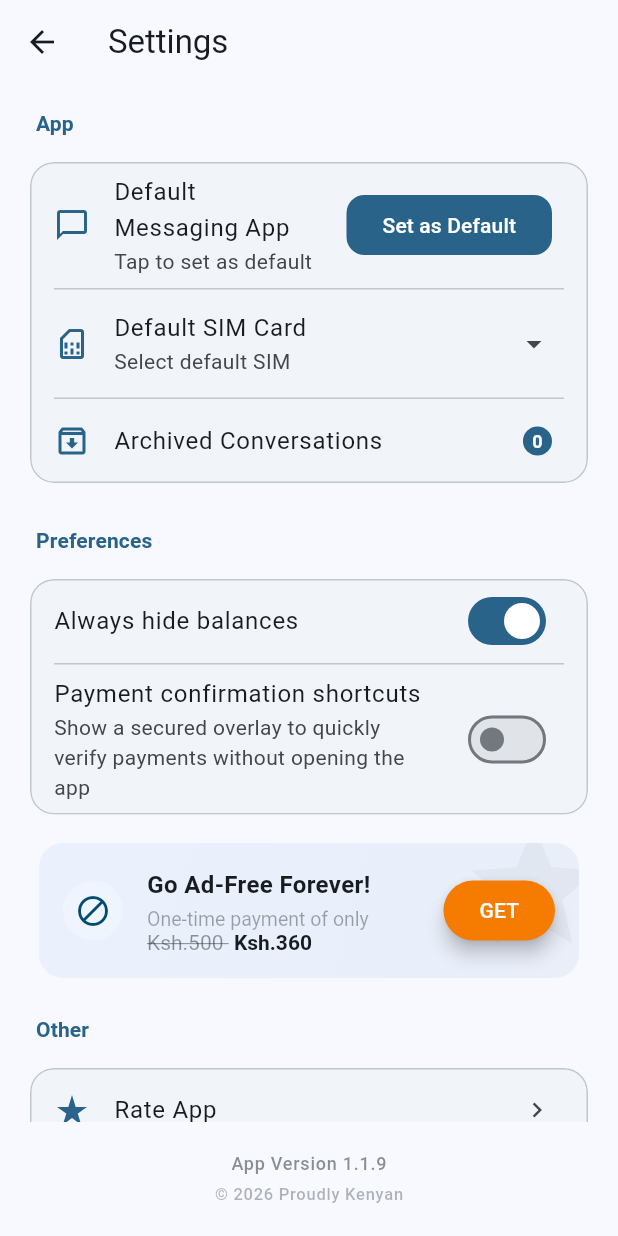
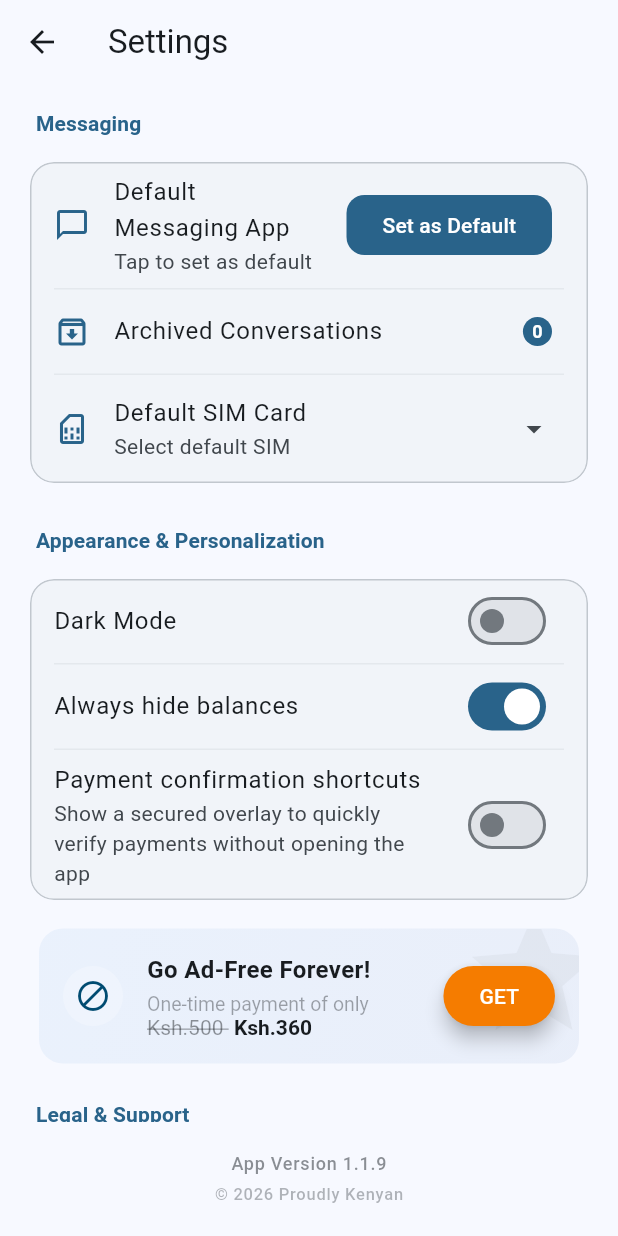
Before and after one commit to Brightmuk/messaging, a Flutter app: the SettingsScreen screen opened directly, on a phone screen of 412 x 824 dp. Run offline on Flutter 3.47's test engine with Material 3 defaults, Android fonts, the phone set to English and light mode, and no system bars; our stand-ins replace audioplayers, bloc, equatable, event_bus, firebase_core, firebase_messaging and 15 more; missing offline and left inert: android_intent_plus, another_telephony, flutter_overlay_window, sim_card_info; accounts and stored records are empty.

Commit message:
Personalisation and ui refines

```diff
--- a/lib/core/theme/app_theme.dart
+++ b/lib/core/theme/app_theme.dart
@@ -5,6 +5,7 @@ class AppTheme {
       useMaterial3: true,
       colorScheme: ColorScheme.fromSeed(
         seedColor: const Color.fromRGBO(0, 100, 148, 1),
+        secondary: const Color.fromARGB(255, 62, 39, 176),
         brightness: Brightness.light,
       ),
       appBarTheme: const AppBarTheme(
@@ -50,6 +51,7 @@ class AppTheme {
       useMaterial3: true,
       colorScheme: ColorScheme.fromSeed(
         seedColor: const Color.fromRGBO(0, 100, 148, 1),
+        secondary: const Color.fromARGB(255, 170, 142, 231),
         brightness: Brightness.dark,
       ),
       appBarTheme: const AppBarTheme(
--- /dev/null
+++ b/lib/cubit/user_preference_cubit.dart
@@ -0,0 +1,25 @@
+import 'package:bloc/bloc.dart';
+import 'package:equatable/equatable.dart';
+import 'package:flutter/material.dart';
+import 'package:messaging/core/user_defaults.dart';
+
+part 'user_preference_state.dart';
+
+
+
+class UserPreferenceCubit extends Cubit<UserPreferenceState> {
+  UserPreferenceCubit() : super(UserPreferenceState.initial()) {
+    _loadPreferences();
+  }
+
+  Future<void> _loadPreferences() async {
+    final themeIndex = await UserDefaults.getThemeMode();
+    final savedMode = ThemeMode.values[themeIndex];
+    emit(UserPreferenceState(themeMode: savedMode));
+  }
+
+  Future<void> updateThemeMode(ThemeMode mode) async {
+    await UserDefaults.setThemeMode(mode.index);
+    emit(UserPreferenceState(themeMode: mode));
+  }
+}
--- /dev/null
+++ b/lib/cubit/user_preference_state.dart
@@ -0,0 +1,13 @@
+part of 'user_preference_cubit.dart';
+
+class UserPreferenceState  extends Equatable {
+  final ThemeMode themeMode;
+
+  const UserPreferenceState({required this.themeMode});
+
+  factory UserPreferenceState.initial() =>
+      const UserPreferenceState(themeMode: ThemeMode.system);
+
+        @override
+        List<Object?> get props => [themeMode];
+}
--- a/lib/screens/settings_screen.dart
+++ b/lib/screens/settings_screen.dart
@@ -1,9 +1,11 @@
 import 'dart:async';
 import 'package:flutter/material.dart';
+import 'package:flutter_bloc/flutter_bloc.dart';
 import 'package:flutter_overlay_window/flutter_overlay_window.dart';
 import 'package:messaging/core/events.dart';
 import 'package:messaging/core/user_defaults.dart';
 import 'package:messaging/core/utils/functions.dart';
+import 'package:messaging/cubit/user_preference_cubit.dart';
 import 'package:messaging/models/sim_card_state.dart';
 import 'package:messaging/screens/archived_chats_screen.dart';
 import 'package:messaging/screens/widgets/ad_free_tile.dart';
@@ -43,9 +45,10 @@ class _SettingsScreenState extends State<SettingsScreen>
       _verifyPermissionStatus();
     }
   }
+
   bool _isWaitingForOverlayPermission = false;
   Future<void> _verifyPermissionStatus() async {
-    if(!_isWaitingForOverlayPermission) return ;
+    if (!_isWaitingForOverlayPermission) return;
     bool isGranted = await FlutterOverlayWindow.isPermissionGranted();
     if (isGranted) {
       await UserDefaults.setShowOverlay(true);
@@ -75,7 +78,7 @@ class _SettingsScreenState extends State<SettingsScreen>
                 padding:
                     const EdgeInsets.all(16.0), // Outer padding for the cards
                 children: [
-                  _buildSectionHeader("App"),
+                  _buildSectionHeader("Messaging"),
                   Card(
                     elevation: 0,
                     shape: RoundedRectangleBorder(
@@ -91,13 +94,15 @@ class _SettingsScreenState extends State<SettingsScreen>
                     child: Column(
                       children: [
                         ListTile(
-                          leading:  Icon(Icons.messenger_outline, color: theme.colorScheme.primary),
+                          leading: Icon(Icons.messenger_outline,
+                              color: theme.colorScheme.primary),
                           title: const Text("Default Messaging App"),
                           subtitle: Text(_isDefaultSmsApp
                               ? "This is the default messaging app"
                               : "Tap to set as default"),
                           trailing: _isDefaultSmsApp
-                              ? const Icon(Icons.check_circle_outline, color: Colors.green)
+                              ? const Icon(Icons.check_circle_outline,
+                                  color: Colors.green)
                               : FilledButton(
                                   onPressed: () async {
                                     await SmsService.requestDefaultSmsRole();
@@ -110,40 +115,15 @@ class _SettingsScreenState extends State<SettingsScreen>
                                   },
                                   child: const Text('Set as Default')),
                         ),
-                        const Divider(height: 1, indent: 16, endIndent: 16),
-                        FutureBuilder<AppSimCardState>(
-                          future: SmsService().getSimState(),
-                          builder: (context, sn) {
-                            // 1. Extract data safely.
-                            // If it's still loading or has an error, simCardState will be null.
-                            final simCardState = sn.data;
-
-                            // 2. Perform safe lookup using ?. and firstOrNull
-                            final currentSim = simCardState?.allCards.where((sim) {
-                              final slot = int.tryParse(sim.slotIndex);
-                              return slot != null && slot == simCardState.defaultCard;
-                            }).firstOrNull;
-
-                            // 3. Build UI - No loaders, just logic
-                            final bool hasValidSim = currentSim != null;
-                            final int displaySlot = (int.tryParse(currentSim?.slotIndex ?? "") ?? 0) + 1;
-
-                            return ListTile(
-                              title: const Text("Default SIM Card"),
-                              subtitle: Text(
-                                hasValidSim
-                                  ? "SIM $displaySlot (${currentSim.displayName})"
-                                  : "Select default SIM"
+                        Divider(
+                          height: 1,
+                          indent: 16,
+                          endIndent: 16,
+                          color: theme.colorScheme.outlineVariant.withAlpha(70),
                         ),
-                              leading:  Icon(Icons.sim_card_outlined, color: theme.colorScheme.primary),
-                              trailing: const Icon(Icons.arrow_drop_down),
-                              onTap: _showSimPicker,
-                            );
-                          },
-                        ),
-                        const Divider(height: 1, indent: 16, endIndent: 16),
                         ListTile(
-                            leading:  Icon(Icons.archive_outlined, color: theme.colorScheme.primary),
+                          leading: Icon(Icons.archive_outlined,
+                              color: theme.colorScheme.primary),
                           title: const Text("Archived Conversations"),
                           trailing: FutureBuilder<int>(
                             future: SmsService().getArchivedCount(),
@@ -157,7 +137,7 @@ class _SettingsScreenState extends State<SettingsScreen>
                                 ),
                                 child: Text(
                                   "$count",
-                                    style:  TextStyle(
+                                  style: TextStyle(
                                     color: theme.colorScheme.onPrimary,
                                     fontWeight: FontWeight.bold,
                                     fontSize: 12,
@@ -166,22 +146,67 @@ class _SettingsScreenState extends State<SettingsScreen>
                               );
                             },
                           ),
-                            onTap: () async{
+                          onTap: () async {
                             final result = await Navigator.push(
                               context,
-                                MaterialPageRoute(builder: (context) => const ArchivedChatsScreen()),
+                              MaterialPageRoute(
+                                  builder: (context) =>
+                                      const ArchivedChatsScreen()),
                             );
-                              if(result!=null){
+                            if (result != null) {
                               setState(() {});
                             }
                           },
                         ),
+
+
+                        Divider(
+                          height: 1,
+                          indent: 16,
+                          endIndent: 16,
+                          color: theme.colorScheme.outlineVariant.withAlpha(70),
+                        ),
+                        FutureBuilder<AppSimCardState>(
+                          future: SmsService().getSimState(),
+                          builder: (context, sn) {
+                            // 1. Extract data safely.
+                            // If it's still loading or has an error, simCardState will be null.
+                            final simCardState = sn.data;
+
+                            // 2. Perform safe lookup using ?. and firstOrNull
+                            final currentSim =
+                                simCardState?.allCards.where((sim) {
+                              final slot = int.tryParse(sim.slotIndex);
+                              return slot != null &&
+                                  slot == simCardState.defaultCard;
+                            }).firstOrNull;
+
+                            // 3. Build UI - No loaders, just logic
+                            final bool hasValidSim = currentSim != null;
+                            final int displaySlot =
+                                (int.tryParse(currentSim?.slotIndex ?? "") ??
+                                        0) +
+                                    1;
+
+                            return ListTile(
+                              title: const Text("Default SIM Card"),
+                              subtitle: Text(hasValidSim
+                                  ? "SIM $displaySlot (${currentSim.displayName})"
+                                  : "Select default SIM"),
+                              leading: Icon(Icons.sim_card_outlined,
+                                  color: theme.colorScheme.primary),
+                              trailing: const Icon(Icons.arrow_drop_down),
+                              onTap: _showSimPicker,
+                            );
+                          },
+                        ),
+
                       ],
                     ),
                   ),
                   const SizedBox(height: 24), // Space between cards
 
-                  _buildSectionHeader("Preferences"),
+                  _buildSectionHeader("Appearance & Personalization"),
                   Card(
                     elevation: 0,
                     shape: RoundedRectangleBorder(
@@ -193,39 +218,62 @@ class _SettingsScreenState extends State<SettingsScreen>
                     clipBehavior: Clip.antiAlias,
                     child: Column(
                       children: [
+                        ListTile(
+                          title: const Text("Dark Mode"),
+                          trailing: Switch(
+                            value:
+                                Theme.of(context).brightness == Brightness.dark,
+                            onChanged: (isDark) {
+                              context
+                                  .read<UserPreferenceCubit>()
+                                  .updateThemeMode(isDark
+                                      ? ThemeMode.dark
+                                      : ThemeMode.light);
+                            },
+                          ),
+                        ),
+                        Divider(
+                          height: 1,
+                          indent: 16,
+                          endIndent: 16,
+                          color: theme.colorScheme.outlineVariant.withAlpha(70),
+                        ),
                         FutureBuilder(
                             future: UserDefaults.getHideStatus(),
                             builder: (context, asyncSnapshot) {
                               return SwitchListTile(
-
                                   title: const Text("Always hide balances"),
                                   value: asyncSnapshot.data ?? false,
                                   onChanged: (value) async {
                                     await UserDefaults.setHideStatus(value);
                                     setState(() {});
-                              }
-                              );
-                          }
+                                  });
+                            }),
+                            Divider(
+                          height: 1,
+                          indent: 16,
+                          endIndent: 16,
+                          color: theme.colorScheme.outlineVariant.withAlpha(70),
                         ),
-                        const Divider(height: 1, indent: 16, endIndent: 16),
                         FutureBuilder<bool>(
                             future: NotificationService.canShowOverlay(),
                             builder: (context, asyncSnapshot) {
                               return SwitchListTile(
-
-                              title: const Text("Payment confirmation shortcuts"),
-                              subtitle: const Text('Show a secured overlay to quickly verify payments without opening the app'),
+                                  title: const Text(
+                                      "Payment confirmation shortcuts"),
+                                  subtitle: const Text(
+                                      'Show a secured overlay to quickly verify payments without opening the app'),
                                   value: asyncSnapshot.data ?? false,
                                   onChanged: (value) async {
-                                if(!await FlutterOverlayWindow.isPermissionGranted()){
+                                    if (!await FlutterOverlayWindow
+                                        .isPermissionGranted()) {
                                       _isWaitingForOverlayPermission = true;
                                     }
-                                  await NotificationService.setShowOverlay(value);
+                                    await NotificationService.setShowOverlay(
+                                        value);
                                     setState(() {});
-                                }
-                              );
-                          }
-                        ),
+                                  });
+                            }),
 
                       ],
                     ),
@@ -234,10 +282,9 @@ class _SettingsScreenState extends State<SettingsScreen>
                   const AdFreeTile(),
                   const NoAdsStatusTile(),
 
-
                   const SizedBox(height: 24), // Space between cards
 
-                  _buildSectionHeader("Other"),
+                  _buildSectionHeader("Legal & Support"),
                   Card(
                     elevation: 0,
                     shape: RoundedRectangleBorder(
@@ -258,16 +305,15 @@ class _SettingsScreenState extends State<SettingsScreen>
                         _buildLinkTile(
                           Icons.privacy_tip_outlined,
                           "Privacy Policy",
-                          () => _launchUrl('https://brimukon.com/m-ficha/privacy'),
+                          () => _launchUrl(
+                              'https://brimukon.com/m-ficha/privacy'),
                         ),
-
                         const Divider(height: 1, indent: 16, endIndent: 16),
                         _buildLinkTile(
                           Icons.help_outline,
                           "Help & Feedback",
                           () => _launchUrl('https://brimukon.com/support'),
                         ),
-
                       ],
                     ),
                   ),
@@ -299,7 +345,6 @@ class _SettingsScreenState extends State<SettingsScreen>
     }
   }
 
-
   Widget _buildSectionHeader(String title) {
     return Padding(
       padding: const EdgeInsets.fromLTRB(
@@ -317,12 +362,13 @@ class _SettingsScreenState extends State<SettingsScreen>
   Widget _buildLinkTile(IconData icon, String title, VoidCallback onTap) {
     final theme = Theme.of(context);
     return ListTile(
-      leading: Icon(icon,  color: theme.colorScheme.primary),
+      leading: Icon(icon, color: theme.colorScheme.primary),
       title: Text(title),
       trailing: const Icon(Icons.chevron_right, size: 20),
       onTap: onTap,
     );
   }
+
   int _tapCount = 0;
   Widget _buildFooter() {
     final theme = Theme.of(context);
@@ -344,12 +390,13 @@ class _SettingsScreenState extends State<SettingsScreen>
                 eventBus.fire(DemoMode(isActive: !currentMode));
                 ScaffoldMessenger.of(context).showSnackBar(
                   SnackBar(
-                  content: Text(!currentMode ? "Demo Mode Activated" : "Demo Mode Deactivated"),
+                    content: Text(!currentMode
+                        ? "Demo Mode Activated"
+                        : "Demo Mode Deactivated"),
                     backgroundColor: theme.colorScheme.primary,
                   ),
                 );
               }
-
             },
             child: Center(
               child: Column(
@@ -357,7 +404,8 @@ class _SettingsScreenState extends State<SettingsScreen>
                   Text(
                     'App Version ${info.version}',
                     style: theme.textTheme.labelMedium?.copyWith(
-                      color: theme.colorScheme.onSurfaceVariant.withOpacity(0.6),
+                      color:
+                          theme.colorScheme.onSurfaceVariant.withOpacity(0.6),
                       letterSpacing: 0.5,
                     ),
                   ),
@@ -365,7 +413,8 @@ class _SettingsScreenState extends State<SettingsScreen>
                   Text(
                     '© ${DateTime.now().year} Proudly Kenyan',
                     style: theme.textTheme.labelSmall?.copyWith(
-                      color: theme.colorScheme.onSurfaceVariant.withOpacity(0.4),
+                      color:
+                          theme.colorScheme.onSurfaceVariant.withOpacity(0.4),
                     ),
                   ),
                 ],
@@ -377,7 +426,7 @@ class _SettingsScreenState extends State<SettingsScreen>
     );
   }
 
-  void _showSimPicker() async{
+  void _showSimPicker() async {
     final isDefault = await SmsService.isDefaultSmsApp();
     if (!isDefault) {
       SmsService.requestDefaultSmsRole();
```
Also changed, not shown: lib/core/theme/gradient_button.dart (added, +38 -0 lines), lib/core/user_defaults.dart (+11 -0 lines), lib/main.dart (+10 -3 lines), lib/screens/mchango/widgets/ongoing_banner.dart (+11 -11 lines), lib/screens/single_chat_screen.dart (+16 -3 lines), lib/screens/widgets/message_bubble.dart (+18 -8 lines). Lines whose indentation alone changed are shown as unchanged.
